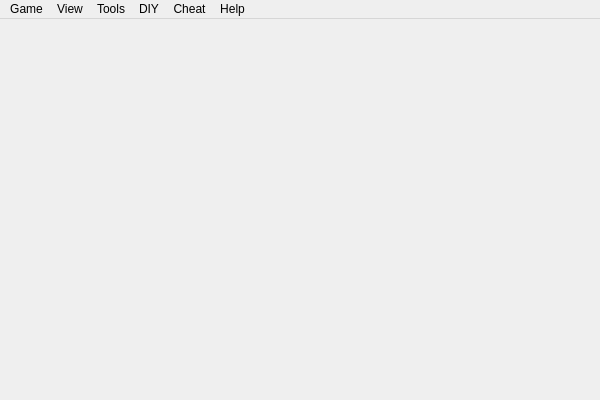
Qt form src/dialog/mainwindow.ui (wy19890204/Shuihusha) before a commit.
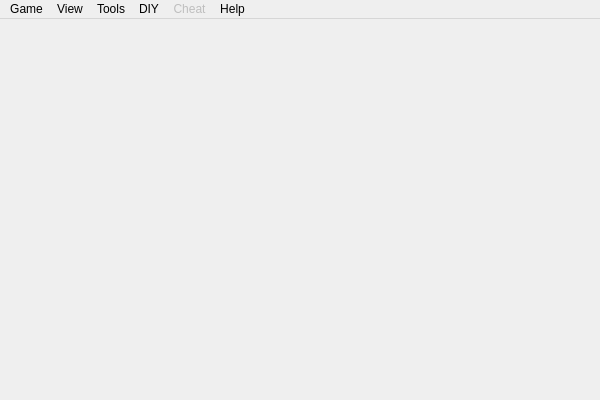
The same form after that commit. Icons and pictures are not drawn.

Diff of the .ui file:
```diff
--- a/src/dialog/mainwindow.ui
+++ b/src/dialog/mainwindow.ui
@@ -76,7 +76,7 @@
    </widget>
    <widget class="QMenu" name="menuCheat">
     <property name="enabled">
-     <bool>true</bool>
+     <bool>false</bool>
     </property>
     <property name="title">
      <string>Cheat</string>
```
